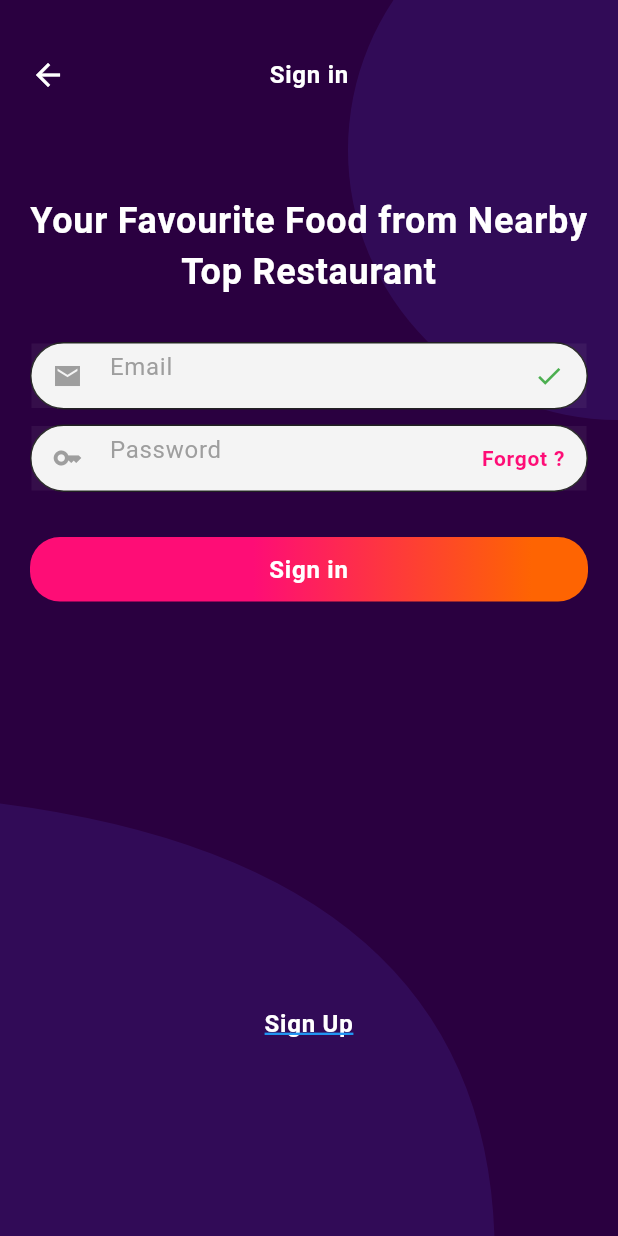
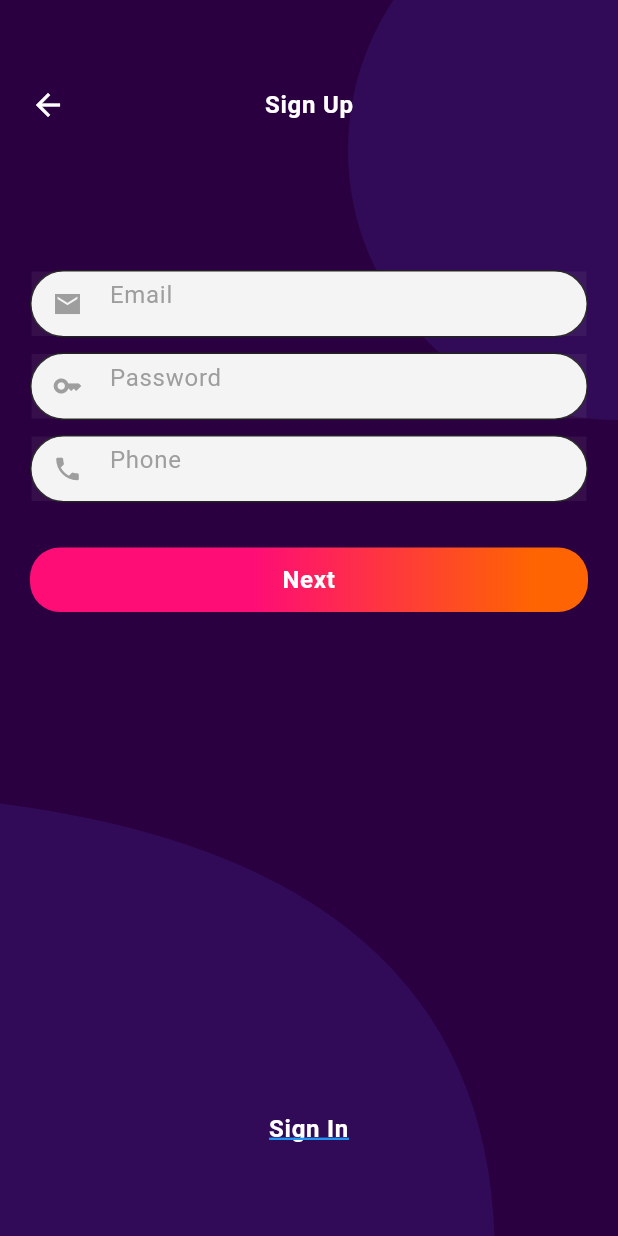
Before and after one commit to lucky93agarwal/Restaurant_App_Design, a Flutter app: the LoginScreen screen opened by its route, after a tap on "Sign Up", on a phone screen of 412 x 824 dp. Run offline on Flutter 3.47's test engine with Material 2 defaults, Android fonts, the phone set to English and light mode, and no system bars; our stand-ins replace get; Roboto replaces fonts that are missing (Mukta).

Commit message:
layout issue fix

```diff
--- a/lib/main.dart
+++ b/lib/main.dart
@@ -2,7 +2,7 @@ import 'package:flutter/material.dart';
 import 'package:get/get.dart';
 import 'package:restaurant_app_design/bindings/global_binding.dart';
 import 'package:restaurant_app_design/controller/slider_controller.dart';
-import 'package:restaurant_app_design/ui/sliding_screen.dart';
+import 'package:restaurant_app_design/ui/screen/sliding_screen.dart';
 import 'package:restaurant_app_design/utils/route.dart';
 import 'package:restaurant_app_design/utils/route_path.dart';
 
--- a/lib/ui/login_screen.dart
+++ /dev/null
@@ -1,62 +0,0 @@
-import 'package:flutter/material.dart';
-import 'package:restaurant_app_design/ui/widgets/app_bar_widget.dart';
-import 'package:restaurant_app_design/ui/widgets/custom_painter.dart';
-import 'package:restaurant_app_design/ui/widgets/text_field.dart';
-import 'package:restaurant_app_design/ui/widgets/vertical_and_horizontal_gap.dart';
-import 'package:restaurant_app_design/utils/color.dart';
-import 'package:restaurant_app_design/utils/font_utils.dart';
-
-
-class LoginScreen extends StatefulWidget {
-  const LoginScreen({super.key});
-
-  @override
-  State<LoginScreen> createState() => _LoginScreenState();
-}
-
-class _LoginScreenState extends State<LoginScreen> {
-  TextEditingController emailController = TextEditingController();
-  TextEditingController passController = TextEditingController();
-  void onTapButton(){
-  }
-  void onTapMoveNextButton(){
-  }
-  void onTapForgotButton(){
-  }
-  @override
-  Widget build(BuildContext context) {
-    return Scaffold(
-      backgroundColor: Theme.of(context).bgDarkColor,
-      body: CustomPaint(
-        painter: CustomPainterTwo(),
-        child: ListView(
-          children: [
-
-            appBarWidget("Sign in"),
-            verticalSpacing(20),
-            titleWidget("Your Favourite Food from Nearby Top Restaurant"),
-            verticalSpacing(20),
-            AppTextField(
-              ctrl: emailController,
-                hintText: "Email",
-                textInputType:TextInputType.emailAddress,
-                icons:0
-            ),
-            verticalSpacing(10),
-            AppTextField(
-                ctrl: passController,
-                hintText: "Password",
-                textInputType:TextInputType.visiblePassword,
-              onTap: onTapForgotButton,
-            ),
-            verticalSpacing(20),
-            customButton("Sign in",context,onTapButton),
-            verticalSpacing(240),
-            customTextUnderLineButton("Sign Up",onTapMoveNextButton),
-            verticalSpacing(40),
-          ],
-        ),
-      ),
-    );
-  }
-}
--- /dev/null
+++ b/lib/ui/screen/login_screen.dart
@@ -0,0 +1,79 @@
+import 'package:flutter/material.dart';
+import 'package:get/get.dart';
+import 'package:restaurant_app_design/ui/widgets/app_bar_widget.dart';
+import 'package:restaurant_app_design/ui/widgets/custom_painter.dart';
+import 'package:restaurant_app_design/ui/widgets/text_field.dart';
+import 'package:restaurant_app_design/ui/widgets/vertical_and_horizontal_gap.dart';
+import 'package:restaurant_app_design/utils/color.dart';
+import 'package:restaurant_app_design/utils/route_path.dart';
+
+
+class LoginScreen extends StatefulWidget {
+  const LoginScreen({super.key});
+
+  @override
+  State<LoginScreen> createState() => _LoginScreenState();
+}
+
+class _LoginScreenState extends State<LoginScreen> {
+  TextEditingController emailController = TextEditingController();
+  TextEditingController passController = TextEditingController();
+  void onTapButton(){
+  }
+  void onTapMoveNextButton(){
+    Get.toNamed(RoutePath.signupScreen);
+  }
+  void onTapForgotButton(){
+    Get.toNamed(RoutePath.forgotScreen);
+  }
+  @override
+  Widget build(BuildContext context) {
+    return Scaffold(
+      backgroundColor: Theme.of(context).bgDarkColor,
+      body: CustomPaint(
+        painter: CustomPainterTwo(),
+        child: Column(
+          mainAxisAlignment: MainAxisAlignment.spaceBetween,
+          children: [
+            Expanded(
+              child: SingleChildScrollView(
+                child: Column(
+                  children: [
+                    verticalSpacing(20),
+                    appBarWidget("Sign in"),
+                    verticalSpacing(20),
+                    titleWidget("Your Favourite Food from Nearby Top Restaurant"),
+                    verticalSpacing(20),
+                    AppTextField(
+                        ctrl: emailController,
+                        hintText: "Email",
+                        textInputType:TextInputType.emailAddress,
+                        icons:0,
+                        iconsTwo:0,
+                        checkVerify:false
+                    ),
+                    verticalSpacing(10),
+                    AppTextField(
+                        ctrl: passController,
+                        hintText: "Password",
+                        textInputType:TextInputType.visiblePassword,
+                        onTap: onTapForgotButton,
+                        icons:3,
+                        checkVerify:false
+                    ),
+                    verticalSpacing(20),
+                    customButton("Sign in",context,onTapButton),
+                  ],
+                ),
+              ),
+            ),
+
+
+            customTextUnderLineButton("Sign Up",onTapMoveNextButton),
+            verticalSpacing(40),
+          ],
+        ),
+      ),
+    );
+  }
+}
--- /dev/null
+++ b/lib/ui/screen/signup_screen.dart
@@ -0,0 +1,87 @@
+import 'package:flutter/material.dart';
+import 'package:get/get.dart';
+import 'package:restaurant_app_design/ui/widgets/app_bar_widget.dart';
+import 'package:restaurant_app_design/ui/widgets/custom_painter.dart';
+import 'package:restaurant_app_design/ui/widgets/text_field.dart';
+import 'package:restaurant_app_design/ui/widgets/vertical_and_horizontal_gap.dart';
+import 'package:restaurant_app_design/utils/color.dart';
+import 'package:restaurant_app_design/utils/route_path.dart';
+
+class SignUpScreen extends StatefulWidget {
+  const SignUpScreen({super.key});
+
+  @override
+  State<SignUpScreen> createState() => _SignUpScreenState();
+}
+
+class _SignUpScreenState extends State<SignUpScreen> {
+  TextEditingController emailController = TextEditingController();
+  TextEditingController passController = TextEditingController();
+  TextEditingController phoneController = TextEditingController();
+  void onTapButton(){
+    Get.toNamed(RoutePath.verifyScreen);
+  }
+  void onTapMoveNextButton(){
+    Get.back();
+  }
+  void onTapForgotButton(){
+  }
+  @override
+  Widget build(BuildContext context) {
+    return Scaffold(
+      backgroundColor: Theme.of(context).bgDarkColor,
+      body: CustomPaint(
+        painter: CustomPainterTwo(),
+        child: Column(
+          mainAxisAlignment: MainAxisAlignment.spaceBetween,
+          children: [
+
+            Expanded(child: SingleChildScrollView(
+              child: Column(
+                children: [
+                  verticalSpacing(20),
+                  appBarWidget("Sign Up"),
+                  verticalSpacing(40),
+                  verticalSpacing(20),
+                  AppTextField(
+                      ctrl: emailController,
+                      hintText: "Email",
+                      textInputType:TextInputType.emailAddress,
+                      icons:0,
+                      iconsTwo:2,
+                      checkVerify:false
+                  ),
+                  verticalSpacing(10),
+                  AppTextField(
+                      ctrl: passController,
+                      hintText: "Password",
+                      textInputType:TextInputType.visiblePassword,
+                      onTap: onTapForgotButton,
+                      icons:3,
+                      iconsTwo:2,
+                      checkVerify:false
+                  ),
+                  verticalSpacing(10),
+                  AppTextField(
+                      ctrl: phoneController,
+                      hintText: "Phone",
+                      textInputType:TextInputType.visiblePassword,
+                      onTap: onTapForgotButton,
+                      icons:2,
+                      iconsTwo:2,
+                      checkVerify:false
+                  ),
+                  verticalSpacing(20),
+                  customButton("Next",context,onTapButton),
+                ],
+              ),
+            ),),
+
+            customTextUnderLineButton("Sign In",onTapMoveNextButton),
+            verticalSpacing(40),
+          ],
+        ),
+      ),
+    );
+  }
+}
--- a/lib/ui/widgets/text_field.dart
+++ b/lib/ui/widgets/text_field.dart
@@ -1,4 +1,5 @@
 import 'package:flutter/material.dart';
+import 'package:get/get.dart';
 import 'package:restaurant_app_design/utils/color.dart';
 import 'package:restaurant_app_design/utils/font_utils.dart';
 
@@ -12,7 +13,9 @@ class AppTextField extends StatelessWidget {
         this.fieldHeight,
         this.style,
         this.icons,
-      this.onTap});
+        this.iconsTwo,
+      this.onTap,
+        required this.checkVerify});
   final TextEditingController ctrl;
   final String? hintText;
   final TextInputType? textInputType;
@@ -20,20 +23,23 @@ class AppTextField extends StatelessWidget {
   final double? fieldHeight;
   final TextStyle? style;
   final int? icons;
+  final int? iconsTwo;
   final void Function()? onTap;
+  final bool checkVerify;
   @override
   Widget build(BuildContext context) {
     return Container(
-      margin: const EdgeInsets.symmetric(horizontal: 20),
-      height: 45,
+      margin:checkVerify==true?null: const EdgeInsets.symmetric(horizontal: 20),
+      height: checkVerify==true?60:45,
+      width: checkVerify==true?60:Get.width,
       decoration: BoxDecoration(
-          color: const Color(0xFFF6F6F6),
-          borderRadius: BorderRadius.circular(25),
+          color:checkVerify==true? const Color(0xFF785494): const Color(0xFFF6F6F6),
+          borderRadius:checkVerify==true?BorderRadius.circular(50): BorderRadius.circular(25),
           border: Border.all(color: Theme.of(context).textColor)),
       child: TextField(
         keyboardType: textInputType,
         style: style,
-        textAlign: TextAlign.start,
+        textAlign: checkVerify==true?TextAlign.center:TextAlign.start,
         textCapitalization: textCapitalization ?? TextCapitalization.sentences,
         decoration: InputDecoration(
           hintText: hintText,
@@ -46,13 +52,19 @@ class AppTextField extends StatelessWidget {
           enabledBorder: InputBorder.none,
           disabledBorder: InputBorder.none,
           focusedErrorBorder: InputBorder.none,
-          prefixIcon: icons==0?const Icon(Icons.mail_sharp,color: Colors.grey,size: 20,): const Icon(Icons.key,color: Colors.grey,size: 20,),
-          suffixIcon:icons==0? const Icon(Icons.check,color: Colors.green,size: 20,): InkWell(
+          prefixIcon: icons==0?
+          const Icon(Icons.mail_sharp,color: Colors.grey,size: 20,):
+          icons==2?
+          const Icon(Icons.phone,color: Colors.grey,size: 20,):icons==3?
+          const Icon(Icons.key,color: Colors.grey,size: 20,):null,
+          suffixIcon:iconsTwo==0? const Icon(Icons.check,color: Colors.green,size: 20,):
+          iconsTwo==2? null
+              : InkWell(
             onTap: onTap,
             child: Text("Forgot ?",style: FontUtilities.h14(
                 fontColor: Theme.of(context).appMainLightColor, fontWeight: FWT.semiBold),),
           ),
-          suffixIconConstraints: BoxConstraints(minWidth:icons==0? 50:70, minHeight: 0),
+          suffixIconConstraints: BoxConstraints(minWidth:iconsTwo==0? 50:70, minHeight: 0),
 
           isDense: true,
 
--- a/lib/utils/route.dart
+++ b/lib/utils/route.dart
@@ -1,7 +1,11 @@
 import 'package:get/get.dart';
-import 'package:restaurant_app_design/ui/login_screen.dart';
-import 'package:restaurant_app_design/ui/sliding_screen.dart';
+import 'package:restaurant_app_design/ui/screen/forgot_pass_screen.dart';
+import 'package:restaurant_app_design/ui/screen/signup_screen.dart';
+import 'package:restaurant_app_design/ui/screen/sliding_screen.dart';
+import 'package:restaurant_app_design/ui/screen/verification_screen.dart';
 import 'package:restaurant_app_design/utils/route_path.dart';
+
+import '../ui/screen/login_screen.dart';
 
 // Import the GetX
 
@@ -9,10 +13,20 @@ class ScreenRouter {
   static List<GetPage> routes = [
     //*----------------------- Unauthorized ---------------------------------
     GetPage(
-        name: RoutePath.selectLanugaeScreen, page: () => SlidingScreen()),
+        name: RoutePath.selectLanugaeScreen, page: () =>const SlidingScreen()),
 
     GetPage(
-        name: RoutePath.loginScreen, page: () => LoginScreen()),
+        name: RoutePath.loginScreen, page: () =>const LoginScreen()),
+
+
+    GetPage(
+        name: RoutePath.forgotScreen, page: () =>const ForgotPasswordScreen()),
+
+
+    GetPage(
+        name: RoutePath.signupScreen, page: () =>const SignUpScreen()),
+    GetPage(
+        name: RoutePath.verifyScreen, page: () =>const VerificationScreen()),
   ];
 
 }
--- a/lib/utils/route_path.dart
+++ b/lib/utils/route_path.dart
@@ -1,4 +1,7 @@
 class RoutePath {
   static String selectLanugaeScreen = '/';
   static String loginScreen = '/Login';
+  static String forgotScreen = '/forgot';
+  static String signupScreen = '/signup';
+  static String verifyScreen = '/verify';
 }
```
Also changed, not shown: lib/ui/screen/forgot_pass_screen.dart (added, +66 -0 lines), lib/ui/screen/verification_screen.dart (added, +99 -0 lines), lib/ui/widgets/app_bar_widget.dart (+19 -0 lines), lib/ui/screen/sliding_screen.dart (renamed from lib/ui/sliding_screen.dart).
